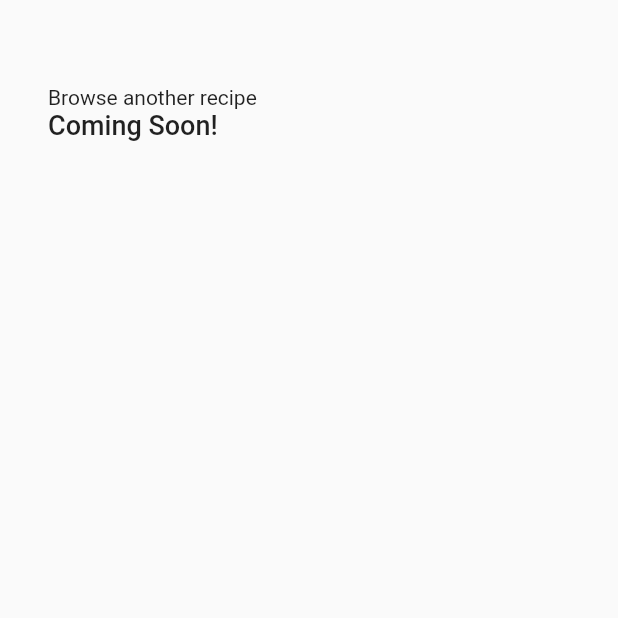
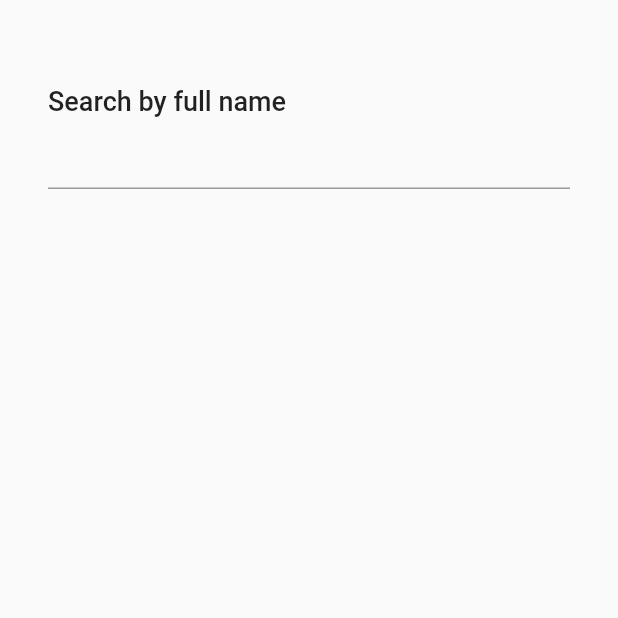
Before and after one commit to dillaasya/dietary_works_capstone, a Flutter app: the SearchPage screen opened by its route, on a phone screen of 412 x 824 dp, the top half of it. Run offline on Flutter 3.47's test engine with Material 2 defaults, Android fonts, the phone set to English and light mode, and no system bars; our stand-ins replace cloud_firestore, firebase_core, firebase_storage, google_fonts, image_picker; accounts and stored records are empty.

Commit message:
menambahkan fitur search sederhana (hanya dapat menampilkan hasil dengan mengetikkan nama lengkap resep)

```diff
--- a/lib/ui/search_page.dart
+++ b/lib/ui/search_page.dart
@@ -1,3 +1,7 @@
+import 'dart:developer';
+
+import 'package:cloud_firestore/cloud_firestore.dart';
+import 'package:dietary_works_capstone/widget/card_recipe.dart';
 import 'package:flutter/material.dart';
 import 'package:google_fonts/google_fonts.dart';
 
@@ -9,29 +13,71 @@ class SearchPage extends StatefulWidget {
   State<SearchPage> createState() => _SearchPageState();
 }
 
+
+
 class _SearchPageState extends State<SearchPage> {
+  String recipe = "";
+
+  void initiateSearch(String val) {
+    setState(() {
+      recipe = val.toLowerCase().trim();
+    });
+  }
+
   @override
   Widget build(BuildContext context) {
+    FirebaseFirestore firestore = FirebaseFirestore.instance;
+    CollectionReference resep = firestore.collection('resep');
+
     return Scaffold(
       body: Container(
         margin: const EdgeInsets.only(top: 32, left: 32, right: 32),
         child: SafeArea(
           child: Column(
+            crossAxisAlignment: CrossAxisAlignment.start,
             children: <Widget>[
               const SizedBox(
                 height: 25,
               ),
-              Column(
-                crossAxisAlignment: CrossAxisAlignment.start,
-                children: [
-                  Text('Browse another recipe'),
-                  Text('Coming Soon!',
-                      style: GoogleFonts.roboto(
-                        fontSize: 18,
-                        fontWeight: FontWeight.w500,
-                      )),
-                ],
+              Text('Search by full name',
+                  style: GoogleFonts.roboto(
+                    fontSize: 18,
+                    fontWeight: FontWeight.w500,
+                  )
               ),
+              TextField(
+                onChanged: (val) => initiateSearch(val),
+              ),
+              const SizedBox(
+                height: 25,
+              ),
+              StreamBuilder<QuerySnapshot>(
+                  stream: recipe != "" && recipe != null
+                      ? resep.where("nama", isEqualTo: recipe).snapshots()
+                      : resep.snapshots(),
+                  builder: (_, snapshot) {
+                    if (snapshot.hasError) {
+                      return Text('Error : ${snapshot.error}');
+                    }
+                    switch (snapshot.connectionState) {
+                      case ConnectionState.waiting :
+                        return const Center(child: CircularProgressIndicator());
+                      default:
+                        return Expanded(
+                          child: ListView.builder(
+                              itemCount: snapshot.data?.docs.length,
+                              itemBuilder: (context, index) {
+                                log('Index : $index');
+                                QueryDocumentSnapshot<Object?>? ds =
+                                snapshot.data?.docs[index];
+                                log('Index : $ds');
+                                return CardRecipe(ds?.id);
+                              }
+                          ),
+                        );
+                    }
+
+                  }),
             ],
           ),
         ),
```
